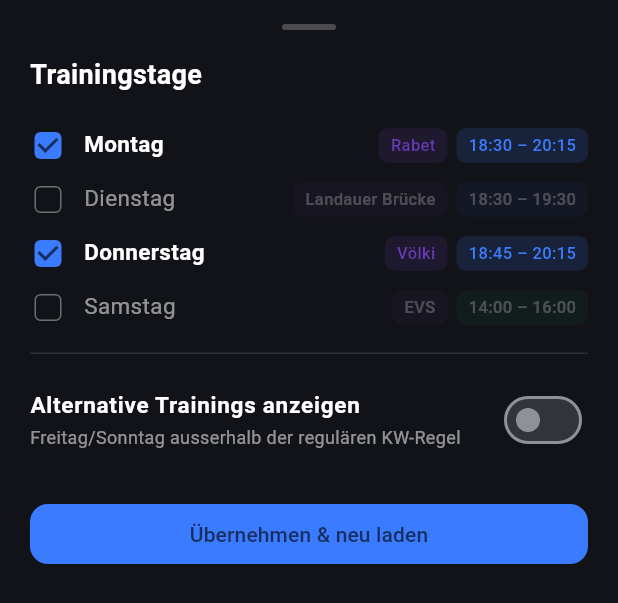
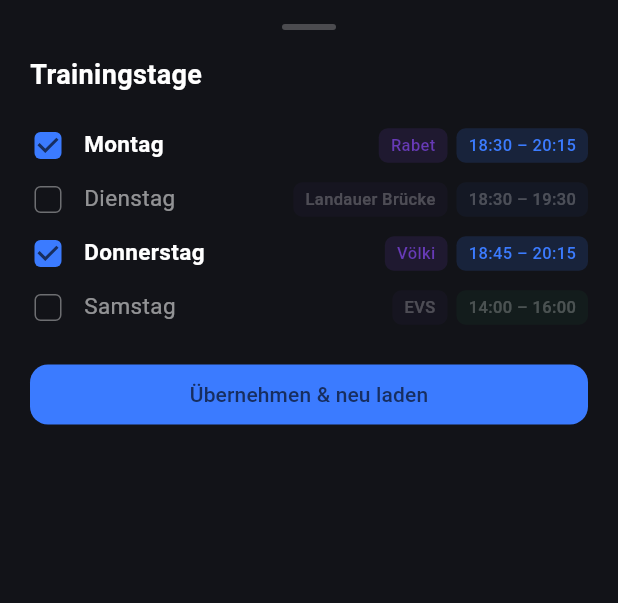
Before and after one commit to maikflasher86/LE-Skate, a Flutter app: the TrainingDaysSheet widget shown alone on an empty page, opened directly, on a phone screen of 412 x 824 dp. Shown: the top 603 px of the screen. Run offline on Flutter 3.47's test engine with Material 3 defaults, Android fonts, the phone set to English and light mode, and no system bars; our stand-ins replace flutter_secure_storage, google_mobile_ads, package_info_plus, shared_preferences, webview_flutter; accounts and stored records are empty; network calls fail.

Commit message:
Hide alternative training option during winter season

```diff
--- a/lib/ui/widgets/training_days_sheet.dart
+++ b/lib/ui/widgets/training_days_sheet.dart
@@ -98,7 +98,7 @@ class _TrainingDaysSheetState extends State<TrainingDaysSheet> {
                 active: _activeDays.contains(info.weekday),
                 onChanged: (v) => _toggle(info.weekday, v),
               ),
-          if (!_loading) ...[
+          if (!_loading && !isWinterSeason(DateTime.now())) ...[
             const SizedBox(height: 12),
             const Divider(color: Colors.white12, height: 1),
             const SizedBox(height: 8),
```
